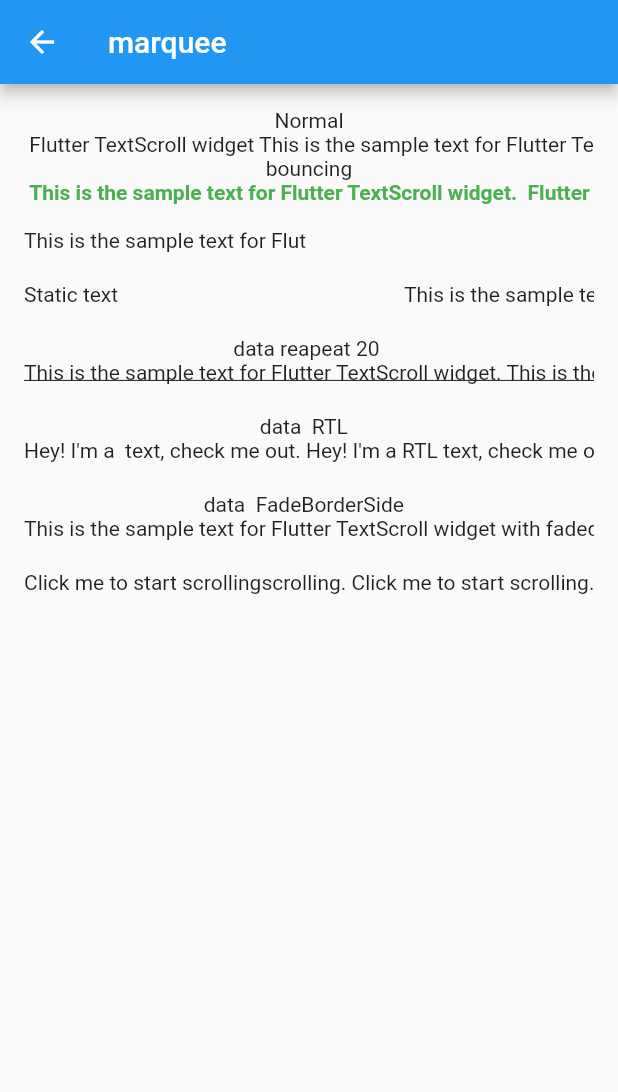
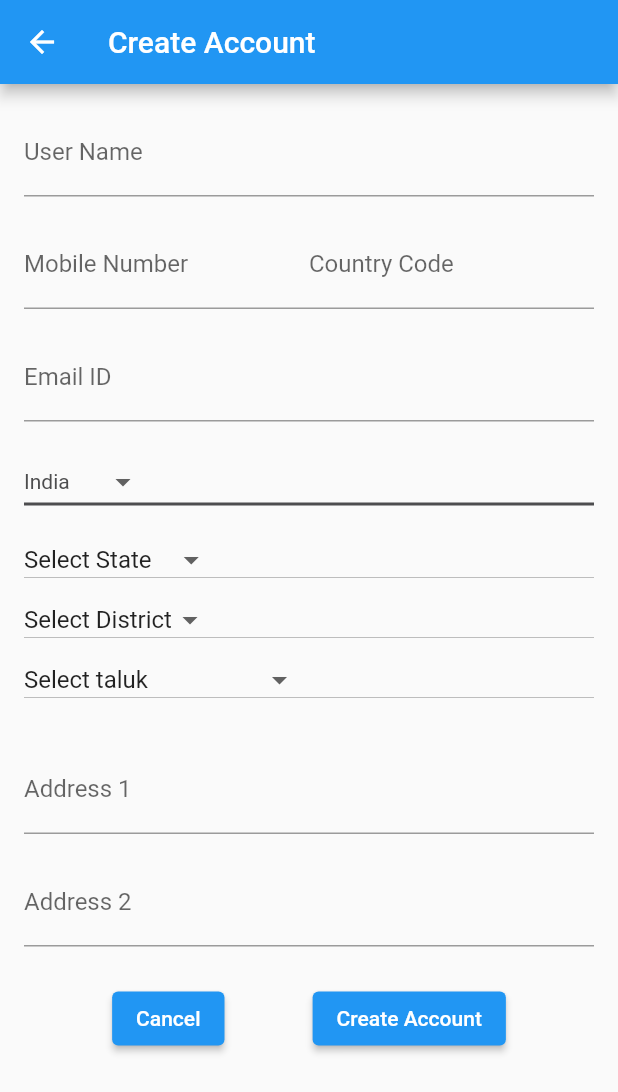
Before and after one commit to venkatesanios/Flutterpractice, a Flutter app: the screen it shows after launch, after a tap on "Sign in", on a phone screen of 412 x 824 dp. Shown: the top 1092 px of the screen. Run offline on Flutter 3.47's test engine with Material 2 defaults, Android fonts, the phone set to English and light mode, and no system bars; drawn by our look-alikes of text_scroll; our stand-ins replace badges, dio, get_it, pretty_dio_logger, retrofit, stacked and 1 more; generated files the repository leaves out were written again.

Commit message:
dropdown add

```diff
--- /dev/null
+++ b/flutter_practice_sample/lib/ui/views/createAccount/createAccount.dart
@@ -0,0 +1,313 @@
+import 'package:flutter/material.dart';
+import 'package:badges/badges.dart' as badges;
+
+const List<String> list = <String>['India', 'Pakistan', 'China', 'America'];
+
+class CreateAccount extends StatefulWidget {
+  const CreateAccount({super.key});
+
+  @override
+  State<CreateAccount> createState() => _CreateAccountState();
+}
+
+class _CreateAccountState extends State<CreateAccount> {
+  @override
+  Widget build(BuildContext context) {
+    return AccountPage();
+  }
+}
+
+class AccountPage extends StatefulWidget {
+  @override
+  _AccountPageState createState() => _AccountPageState();
+}
+
+class _AccountPageState extends State<AccountPage> {
+  final _formKey = GlobalKey<FormState>();
+
+  String _userName = '';
+  String _mobileNumber = '';
+  String _countryCode = '+1';
+  String _email = '';
+  String _state = '';
+  String _district = '';
+  String _taluk = '';
+  String _city = '';
+  String _address1 = '';
+  String _address2 = '';
+  List<String> liststate = <String>['One', 'Two', 'Three', 'Four'];
+  List<String> listdistrict = <String>['One', 'Two', 'Three', 'Four'];
+  List<String> listtaluk = <String>['One', 'Two', 'Three', 'Four'];
+
+  String dropdownValue = list.first;
+
+  @override
+  Widget build(BuildContext context) {
+    return Scaffold(
+      appBar: AppBar(
+        title: const Text('Create Account'),
+      ),
+      body: Padding(
+        padding: const EdgeInsets.all(16.0),
+        child: Form(
+          key: _formKey,
+          child: ListView(
+            children: [
+              TextFormField(
+                decoration: const InputDecoration(labelText: 'User Name'),
+                validator: (value) {
+                  if (value == null || value.isEmpty) {
+                    return 'Please enter a user name';
+                  }
+                  return null;
+                },
+                onSaved: (value) {
+                  _userName = value!;
+                },
+              ),
+              const SizedBox(height: 16),
+              Row(
+                children: [
+                  Flexible(
+                    flex: 1,
+                    child: TextFormField(
+                      decoration:
+                          const InputDecoration(labelText: 'Mobile Number'),
+                      keyboardType: TextInputType.phone,
+                      validator: (value) {
+                        if (value == null || value.isEmpty) {
+                          return 'Please enter a mobile number';
+                        }
+                        return null;
+                      },
+                      onSaved: (value) {
+                        _mobileNumber = value!;
+                      },
+                    ),
+                  ),
+                  // badges.Badge(
+                  //   badgeContent: Text('200'),
+                  //   child: Icon(Icons.sms),
+                  // ),
+                  // badges.Badge(
+                  //   position: badges.BadgePosition.topEnd(top: -10, end: -12),
+                  //   showBadge: true,
+                  //   ignorePointer: false,
+                  //   onTap: () {},
+                  //   badgeContent:
+                  //       Icon(Icons.check, color: Colors.white, size: 10),
+                  //   badgeAnimation: badges.BadgeAnimation.rotation(
+                  //     animationDuration: Duration(seconds: 1),
+                  //     colorChangeAnimationDuration: Duration(seconds: 1),
+                  //     loopAnimation: false,
+                  //     curve: Curves.fastOutSlowIn,
+                  //     colorChangeAnimationCurve: Curves.easeInCubic,
+                  //   ),
+                  //   badgeStyle: badges.BadgeStyle(
+                  //     shape: badges.BadgeShape.square,
+                  //     badgeColor: Colors.blue,
+                  //     padding: EdgeInsets.all(5),
+                  //     borderRadius: BorderRadius.circular(4),
+                  //     borderSide: BorderSide(color: Colors.white, width: 2),
+                  //     borderGradient: badges.BadgeGradient.linear(
+                  //         colors: [Colors.red, Colors.black]),
+                  //     badgeGradient: badges.BadgeGradient.linear(
+                  //       colors: [Colors.blue, Colors.yellow],
+                  //       begin: Alignment.topCenter,
+                  //       end: Alignment.bottomCenter,
+                  //     ),
+                  //     elevation: 0,
+                  //   ),
+                  //   child: Text('Badge'),
+                  // ),
+                  // const SizedBox(width: 8),
+                  Flexible(
+                    flex: 1,
+                    child: TextFormField(
+                      decoration:
+                          const InputDecoration(labelText: 'Country Code'),
+                      validator: (value) {
+                        if (value == null || value.isEmpty) {
+                          return 'Please enter a country code';
+                        }
+                        return null;
+                      },
+                      onSaved: (value) {
+                        _countryCode = value!;
+                      },
+                    ),
+                  ),
+                ],
+              ),
+              const SizedBox(height: 16),
+              TextFormField(
+                decoration: const InputDecoration(labelText: 'Email ID'),
+                keyboardType: TextInputType.emailAddress,
+                validator: (value) {
+                  if (value == null || value.isEmpty) {
+                    return 'Please enter an email ID';
+                  }
+                  return null;
+                },
+                onSaved: (value) {
+                  _email = value!;
+                },
+              ),
+              const SizedBox(height: 16),
+
+              DropdownButton<String>(
+                value: dropdownValue,
+                icon: const Icon(Icons.arrow_drop_down),
+                elevation: 16,
+                style: const TextStyle(color: Color.fromARGB(255, 77, 77, 78)),
+                underline: Container(
+                  height: 2,
+                  color: const Color.fromARGB(255, 77, 77, 79),
+                ),
+                onChanged: (String? value) {
+                  setState(() {
+                    dropdownValue = value!;
+                  });
+                },
+                items: list.map<DropdownMenuItem<String>>((String value) {
+                  return DropdownMenuItem<String>(
+                    value: value,
+                    child: Text(value),
+                  );
+                }).toList(),
+              ),
+
+              const SizedBox(height: 16),
+              DropdownButton(
+                value: 'Select State',
+                isDense: true,
+                onChanged: (value) {
+                  setState(() {
+                    _state = value!;
+                  });
+                },
+                items: ['Select State', 'Tamilnadu', 'Andrapradesh', 'kerala']
+                    .map((String value) {
+                  return DropdownMenuItem(
+                    value: value,
+                    child: Text(value),
+                  );
+                }).toList(),
+              ),
+              const SizedBox(height: 16),
+              DropdownButton(
+                value: 'Select District',
+                isDense: true,
+                onChanged: (value) {
+                  setState(() {
+                    _state = value!;
+                  });
+                },
+                items: ['Select District', 'Erode', 'Coimbatore', 'pollachi']
+                    .map((String value) {
+                  return DropdownMenuItem(
+                    value: value,
+                    child: Text(value),
+                  );
+                }).toList(),
+              ),
+              const SizedBox(height: 16),
+              DropdownButton(
+                value: 'Select taluk',
+                isDense: true,
+                onChanged: (value) {
+                  setState(() {
+                    _state = value!;
+                  });
+                },
+                items: [
+                  'Select taluk',
+                  'thudiyalur',
+                  'kovilpalayam',
+                  'periyanaikkanpalayam'
+                ].map((String value) {
+                  return DropdownMenuItem(
+                    value: value,
+                    child: Text(value),
+                  );
+                }).toList(),
+              ),
+              const SizedBox(height: 16),
+              // Step 1.
+// Step 2.
+              // DropdownButton(
+              //   value: dropdownValue,
+              //   items: <String>['Dog', 'Cat', 'Tiger', 'Lion']
+              //       .map<DropdownMenuItem<String>>((String value) {
+              //     return DropdownMenuItem<String>(
+              //       value: value,
+              //       child: Text(
+              //         value,
+              //         style: TextStyle(fontSize: 30),
+              //       ),
+              //     );
+              //   }).toList(),
+              //   onChanged: (String? newValue) {
+              //     setState(() {
+              //       dropdownValue = newValue!;
+              //     });
+              //   },
+              // ),
+              const SizedBox(height: 16),
+              TextFormField(
+                decoration: const InputDecoration(labelText: 'Address 1'),
+                validator: (value) {
+                  if (value == null || value.isEmpty) {
+                    return 'Please enter address line 1';
+                  }
+                  return null;
+                },
+                onSaved: (value) {
+                  _address1 = value!;
+                },
+              ),
+              const SizedBox(height: 16),
+              TextFormField(
+                decoration: const InputDecoration(labelText: 'Address 2'),
+                onSaved: (value) {
+                  _address2 = value!;
+                },
+              ),
+              const SizedBox(height: 24),
+              Row(
+                mainAxisAlignment: MainAxisAlignment.spaceEvenly,
+                children: [
+                  ElevatedButton(
+                    onPressed: () {
+                      _formKey.currentState!.reset();
+                    },
+                    child: const Text('Cancel'),
+                  ),
+                  ElevatedButton(
+                    onPressed: () {
+                      if (_formKey.currentState!.validate()) {
+                        _formKey.currentState!.save();
+                        // Perform account creation or processing here
+                        print('Account created with the following details:');
+                        print('User Name: $_userName');
+                        print('Mobile Number: $_countryCode $_mobileNumber');
+                        print('Email: $_email');
+                        print('State: $_state');
+                        print('District: $_district');
+                        print('Taluk: $_taluk');
+                        print('City: $_city');
+                        print('Address 1: $_address1');
+                        print('Address 2: $_address2');
+                      }
+                    },
+                    child: const Text('Create Account'),
+                  ),
+                ],
+              ),
+            ],
+          ),
+        ),
+      ),
+    );
+  }
+}
--- a/flutter_practice_sample/lib/ui/views/login/login_view.dart
+++ b/flutter_practice_sample/lib/ui/views/login/login_view.dart
@@ -1,4 +1,5 @@
 import 'package:flutter/material.dart';
+import 'package:flutter_practice_sample/ui/views/createAccount/createAccount.dart';
 import 'package:flutter_practice_sample/ui/views/home/homepageview.dart';
 import 'package:flutter_practice_sample/ui/views/test.dart';
 
@@ -55,7 +56,7 @@ class _LoginViewState extends State<LoginView> {
                           Navigator.push(
                               context,
                               MaterialPageRoute(
-                                  builder: (context) => const MarqueeView()));
+                                  builder: (context) => const CreateAccount()));
                         },
                         child: const Text('Sign in')),
                   ],
--- a/flutter_practice_sample/pubspec.yaml
+++ b/flutter_practice_sample/pubspec.yaml
@@ -38,6 +38,7 @@ dependencies:
   maps_toolkit: ^2.0.1
   dio: ^5.1.2
   text_scroll: ^0.2.0
+  badges: ^3.1.1
 
 
 
```
Also changed, not shown: flutter_practice_sample/pubspec.lock.
